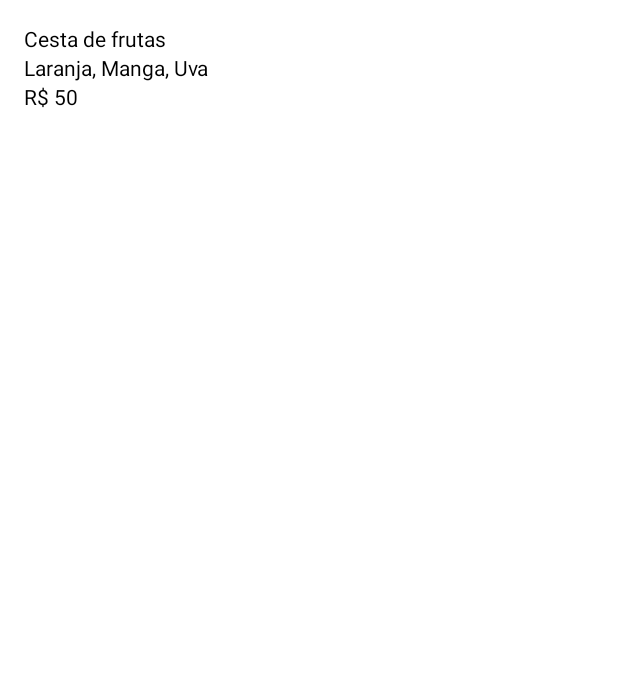
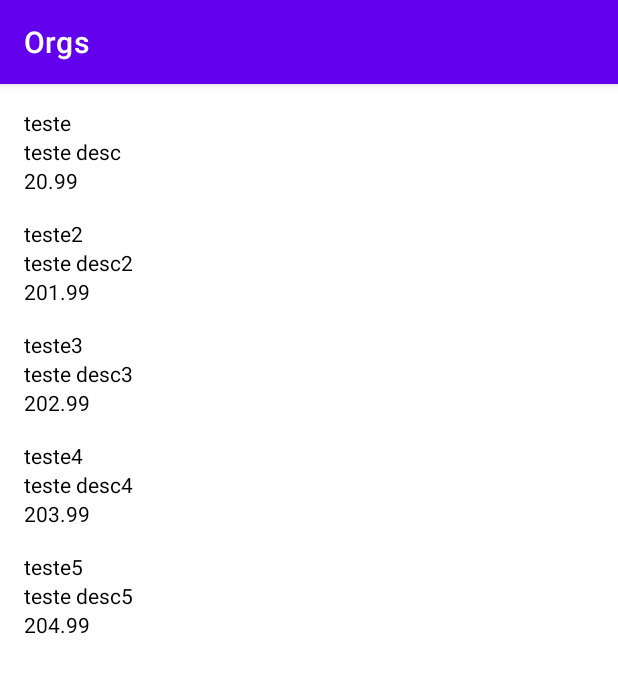
Before and after one commit to eulucasm/kotlin_alura, an Android app: the screen it shows after launch (MainActivity), on a phone screen of 412 x 824 dp. Shown: the top 673 px of the screen. Run offline under Robolectric (Android 15) with nearby library versions, the phone set to English and light mode, and no system bars.

Commit message:
concluido config de recycler view

```diff
--- a/app/build.gradle
+++ b/app/build.gradle
@@ -1,6 +1,6 @@
 plugins {
     id 'com.android.application'
-    id 'org.jetbrains.kotlin.android'
+    id 'kotlin-android'
 }
 
 android {
@@ -14,6 +14,10 @@ android {
         versionName "1.0"
 
         testInstrumentationRunner "androidx.test.runner.AndroidJUnitRunner"
+    }
+
+    viewBinding {
+        enabled = true
     }
 
     buildTypes {
@@ -40,4 +44,8 @@ dependencies {
     testImplementation 'junit:junit:4.13.2'
     androidTestImplementation 'androidx.test.ext:junit:1.1.3'
     androidTestImplementation 'androidx.test.espresso:espresso-core:3.4.0'
+    implementation "org.jetbrains.kotlinx:kotlinx-serialization-json:1.3.2"
+    implementation 'androidx.appcompat:appcompat:1.4.1'
+    implementation 'androidx.legacy:legacy-support-v4:1.0.0'
+
 }
--- a/app/src/main/AndroidManifest.xml
+++ b/app/src/main/AndroidManifest.xml
@@ -9,7 +9,7 @@
         android:roundIcon="@mipmap/ic_launcher_round"
         android:supportsRtl="true"
         android:theme="@style/Theme.Orgs">
-        <activity android:name=".MainActivity"
+        <activity android:name=".ui.activity.MainActivity"
             android:exported="true">
             <intent-filter>
                 <action android:name="android.intent.action.MAIN"/>
--- a/app/src/main/java/com/lucao/orgs/MainActivity.kt
+++ /dev/null
@@ -1,15 +0,0 @@
-package com.lucao.orgs
-
-import android.app.Activity
-import androidx.appcompat.app.AppCompatActivity
-import android.os.Bundle
-import android.view.View
-import android.widget.Toast
-
-class MainActivity : Activity() {
-   override fun onCreate(savedInstanceState: Bundle?) {
-      super.onCreate(savedInstanceState)
-      setContentView(R.layout.activity_main)
-
-   }
-}
--- /dev/null
+++ b/app/src/main/java/com/lucao/orgs/model/Produto.kt
@@ -0,0 +1,9 @@
+package com.lucao.orgs.model
+
+import java.math.BigDecimal
+
+class Produto(
+   val nome: String,
+   val descricao: String,
+   val valor: BigDecimal,
+)
--- /dev/null
+++ b/app/src/main/java/com/lucao/orgs/ui/activity/MainActivity.kt
@@ -0,0 +1,37 @@
+package com.lucao.orgs.ui.activity
+
+import android.os.Bundle
+import androidx.appcompat.app.AppCompatActivity
+import androidx.recyclerview.widget.LinearLayoutManager
+import com.lucao.orgs.databinding.ActivityMainBinding
+import com.lucao.orgs.model.Produto
+import com.lucao.orgs.ui.recycler.adapter.ListaProdutosAdapter
+import java.math.BigDecimal
+
+class MainActivity : AppCompatActivity() {
+
+   private lateinit var binding: ActivityMainBinding
+
+   override fun onCreate(savedInstanceState: Bundle?) {
+      super.onCreate(savedInstanceState)
+      binding = ActivityMainBinding.inflate(layoutInflater, null, false)
+
+      setContentView(binding.root)
+      binding.recyclerView.adapter = ListaProdutosAdapter(context = this, produtos = listOf(
+         Produto(
+            nome = "teste", descricao = "teste desc", valor = BigDecimal("20.99")
+         ), Produto(
+            nome = "teste2", descricao = "teste desc2", valor = BigDecimal("201.99")
+         ), Produto(
+            nome = "teste3", descricao = "teste desc3", valor = BigDecimal("202.99")
+         ), Produto(
+            nome = "teste4", descricao = "teste desc4", valor = BigDecimal("203.99")
+         ), Produto(
+            nome = "teste5", descricao = "teste desc5", valor = BigDecimal("204.99")
+         )
+      ))
+      binding.recyclerView.layoutManager = LinearLayoutManager(this)
+   }
+
+
+}
--- /dev/null
+++ b/app/src/main/java/com/lucao/orgs/ui/recycler/adapter/ListaProdutosAdapter.kt
@@ -0,0 +1,49 @@
+package com.lucao.orgs.ui.recycler.adapter
+
+import android.content.Context
+import android.view.LayoutInflater
+import android.view.TextureView
+import android.view.View
+import android.view.ViewGroup
+import android.widget.TextView
+import androidx.recyclerview.widget.RecyclerView
+import com.lucao.orgs.R
+import com.lucao.orgs.model.Produto
+
+class ListaProdutosAdapter(
+   private val context: Context,
+   private val produtos: List<Produto>
+) : RecyclerView.Adapter<ListaProdutosAdapter.ViewHolder>() {
+
+
+   class ViewHolder(view: View): RecyclerView.ViewHolder(view) {
+
+      fun vincula(produto: Produto) {
+         val nome = itemView.findViewById<TextView>(R.id.nome)
+         nome.text = produto.nome
+
+         val descricao = itemView.findViewById<TextView>(R.id.descricao)
+         descricao.text = produto.descricao
+
+         val valor = itemView.findViewById<TextView>(R.id.valor)
+         valor.text = produto.valor.toPlainString()
+
+      }
+   }
+
+   override fun onCreateViewHolder(parent: ViewGroup, viewType: Int): ViewHolder {
+
+      val inflater = LayoutInflater.from(context)
+      val view = inflater.inflate(R.layout.produto_item, parent, false)
+      return ViewHolder(view)
+   }
+
+   override fun onBindViewHolder(holder: ViewHolder, position: Int) {
+      val produtos = produtos[position]
+      holder.vincula(produtos)
+   }
+
+   override fun getItemCount(): Int = produtos.size
+
+
+}
--- a/app/src/main/res/layout/activity_main.xml
+++ b/app/src/main/res/layout/activity_main.xml
@@ -4,38 +4,19 @@
     xmlns:tools="http://schemas.android.com/tools"
     android:layout_width="match_parent"
     android:layout_height="match_parent"
-    tools:context=".MainActivity">
+    tools:context=".ui.activity.MainActivity">
 
-    <TextView
-        android:id="@+id/nome"
-        android:layout_width="match_parent"
-        android:layout_height="wrap_content"
-        android:layout_margin="16dp"
-        android:text="Cesta de frutas"
-        android:textColor="@color/black"
+    <androidx.recyclerview.widget.RecyclerView
+        android:id="@+id/recyclerView"
+        android:layout_width="0dp"
+        android:layout_height="0dp"
+        android:orientation="vertical"
+        app:layout_constraintBottom_toBottomOf="parent"
         app:layout_constraintEnd_toEndOf="parent"
-        app:layout_constraintTop_toTopOf="parent" />
+        app:layout_constraintStart_toStartOf="parent"
+        app:layout_constraintTop_toTopOf="parent"
+        tools:listitem="@layout/produto_item"
 
-    <TextView
-        android:id="@+id/descricao"
-        android:layout_width="match_parent"
-        android:layout_height="wrap_content"
-        android:layout_marginStart="16dp"
-        android:layout_marginEnd="16dp"
-        android:text="Laranja, Manga, Uva"
-        android:textColor="@color/black"
-        app:layout_constraintStart_toStartOf="parent"
-        app:layout_constraintTop_toBottomOf="@+id/nome" />
-
-    <TextView
-        android:id="@+id/valor"
-        android:layout_width="match_parent"
-        android:layout_height="wrap_content"
-        android:layout_marginStart="16dp"
-        android:layout_marginEnd="16dp"
-        android:text="R$ 50"
-        android:textColor="@color/black"
-        app:layout_constraintStart_toStartOf="parent"
-        app:layout_constraintTop_toBottomOf="@+id/descricao" />
+        />
 
 </androidx.constraintlayout.widget.ConstraintLayout>
--- /dev/null
+++ b/app/src/main/res/layout/produto_item.xml
@@ -0,0 +1,40 @@
+<?xml version="1.0" encoding="utf-8"?>
+<androidx.constraintlayout.widget.ConstraintLayout xmlns:android="http://schemas.android.com/apk/res/android"
+    xmlns:app="http://schemas.android.com/apk/res-auto"
+    xmlns:tools="http://schemas.android.com/tools"
+    android:layout_width="match_parent"
+    android:layout_height="wrap_content">
+
+    <TextView
+        android:id="@+id/nome"
+        android:layout_width="match_parent"
+        android:layout_height="wrap_content"
+        android:layout_margin="16dp"
+        android:textColor="@color/black"
+        app:layout_constraintEnd_toEndOf="parent"
+        app:layout_constraintTop_toTopOf="parent"
+        tools:text="Cesta de frutas" />
+
+    <TextView
+        android:id="@+id/descricao"
+        android:layout_width="match_parent"
+        android:layout_height="wrap_content"
+        android:layout_marginStart="16dp"
+        android:layout_marginEnd="16dp"
+        android:textColor="@color/black"
+        app:layout_constraintStart_toStartOf="parent"
+        app:layout_constraintTop_toBottomOf="@+id/nome"
+        tools:text="Laranja, Manga, Uva" />
+
+    <TextView
+        android:id="@+id/valor"
+        android:layout_width="match_parent"
+        android:layout_height="wrap_content"
+        android:layout_marginStart="16dp"
+        android:layout_marginEnd="16dp"
+        android:textColor="@color/black"
+        app:layout_constraintStart_toStartOf="parent"
+        app:layout_constraintTop_toBottomOf="@+id/descricao"
+        tools:text="R$ 50" />
+
+</androidx.constraintlayout.widget.ConstraintLayout>
```
